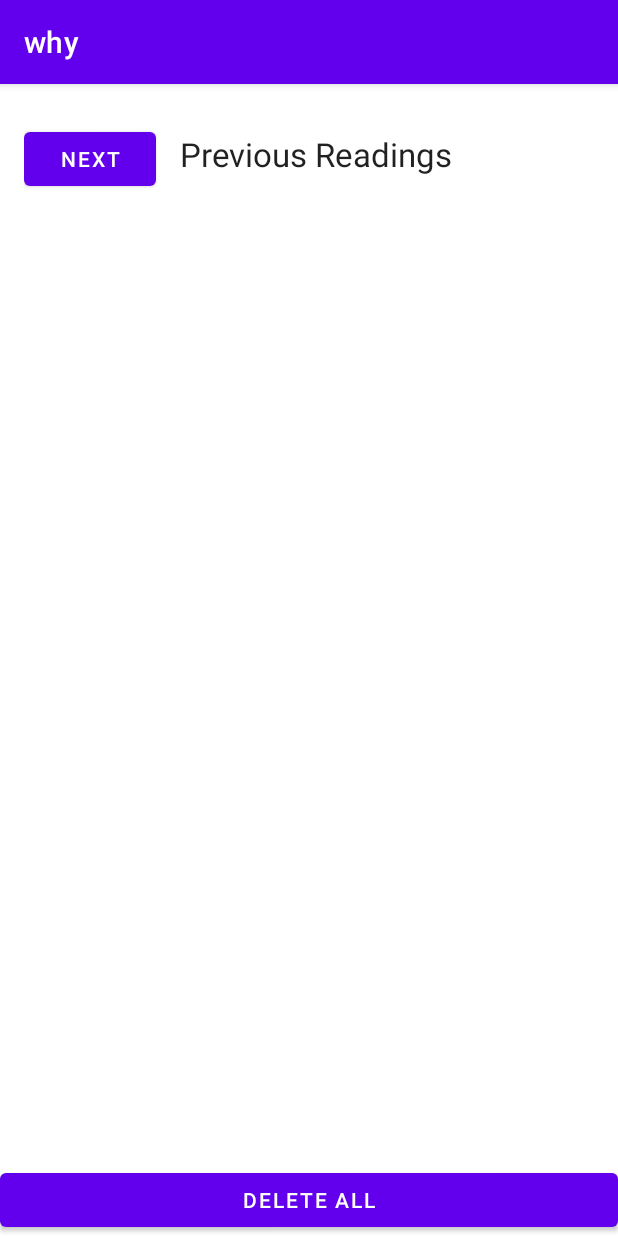
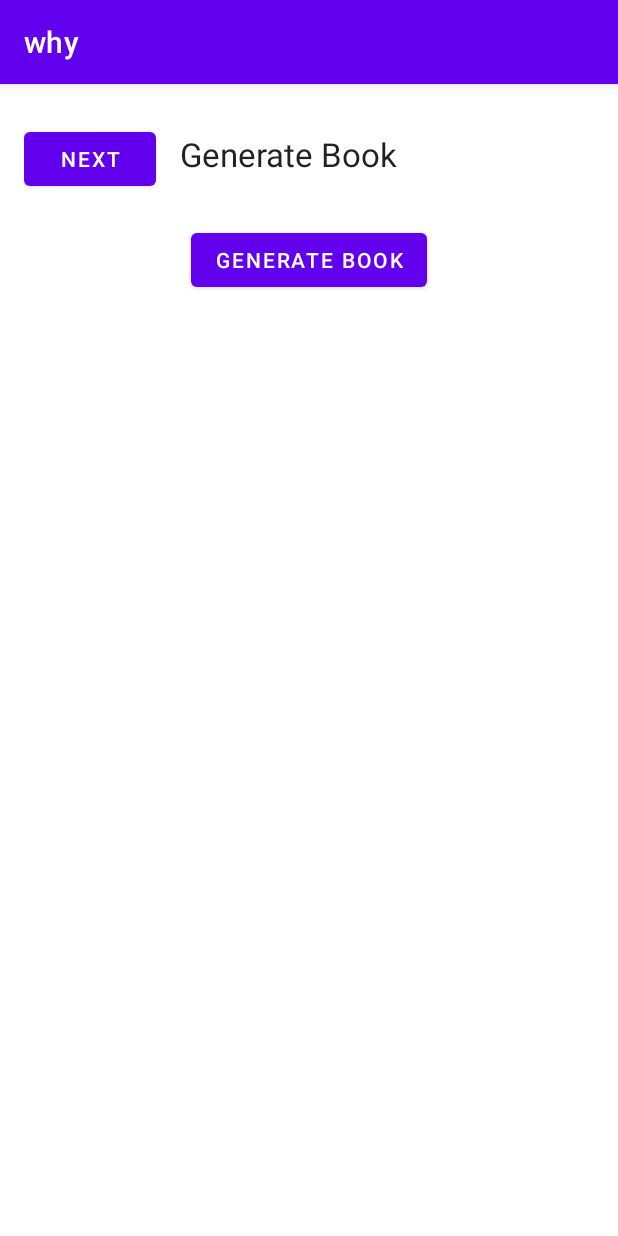
Before and after one commit to ayanahye/mobile-dev-final-project, an Android app: the old screen opened directly, with no data from a screen before it, on a phone screen of 412 x 824 dp. Run offline under Robolectric (Android 15) with nearby library versions, the phone set to English and light mode, and no system bars.

Commit message:
Sixth commit

```diff
--- a/app/src/main/java/com/example/why/MainActivity.java
+++ b/app/src/main/java/com/example/why/MainActivity.java
@@ -17,7 +17,6 @@ import android.widget.Toast;
 import java.util.ArrayList;
 
 public class MainActivity extends AppCompatActivity {
-
     @Override
     protected void onCreate(Bundle savedInstanceState) {
         super.onCreate(savedInstanceState);
--- a/app/src/main/java/com/example/why/old.java
+++ b/app/src/main/java/com/example/why/old.java
@@ -6,8 +6,50 @@ import android.content.Intent;
 import android.os.Bundle;
 import android.view.View;
 import android.widget.Button;
+import android.widget.TextView;
+
+import java.util.Random;
 
 public class old extends AppCompatActivity {
+
+    private String[] bookTitles = {
+            "The Great Gatsby",
+            "To Kill a Mockingbird",
+            "1984",
+            "Brave New World",
+            "The Catcher in the Rye",
+            "Lord of the Flies",
+            "Animal Farm",
+            "Pride and Prejudice",
+            "Jane Eyre",
+            "Wuthering Heights",
+            "The Picture of Dorian Gray",
+            "Dracula",
+            "Frankenstein",
+            "The Adventures of Tom Sawyer",
+            "The Adventures of Huckleberry Finn",
+            "Alice's Adventures in Wonderland",
+            "Through the Looking-Glass",
+            "The War of the Worlds",
+            "The Time Machine",
+            "The Invisible Man",
+            "The Hitchhiker's Guide to the Galaxy",
+            "The Lord of the Rings",
+            "The Hobbit",
+            "The Silmarillion",
+            "A Song of Ice and Fire",
+            "The Name of the Wind",
+            "The Wise Man's Fear",
+            "The Way of Kings",
+            "Words of Radiance"
+    };
+
+    // Define a method to generate a random book title
+    public String generateBookTitle() {
+        Random random = new Random();
+        int index = random.nextInt(bookTitles.length);
+        return bookTitles[index];
+    }
 
     @Override
     protected void onCreate(Bundle savedInstanceState) {
@@ -22,5 +64,18 @@ public class old extends AppCompatActivity {
                 startActivity(intent);
             }
         });
+
+        Button generateButton = findViewById(R.id.generateButton);
+        generateButton.setOnClickListener(new View.OnClickListener() {
+            @Override
+            public void onClick(View v) {
+                // Generate a random book title
+                String bookTitle = generateBookTitle();
+
+                // Display the book title in the text view
+                TextView bookTitleTextView = findViewById(R.id.bookTitleTextView);
+                bookTitleTextView.setText(bookTitle);
+            }
+        });
     }
 }
--- a/app/src/main/res/layout/activity_old.xml
+++ b/app/src/main/res/layout/activity_old.xml
@@ -1,5 +1,4 @@
 <?xml version="1.0" encoding="utf-8"?>
-
 <LinearLayout xmlns:android="http://schemas.android.com/apk/res/android"
     android:id="@+id/bookshelfLayout"
     android:layout_width="match_parent"
@@ -16,38 +15,32 @@
             android:id="@+id/nextButton"
             android:layout_width="wrap_content"
             android:layout_height="wrap_content"
-            android:text="next"/>
+            android:text="next" />
 
         <TextView
             android:id="@+id/titleTextView"
             android:layout_width="match_parent"
             android:layout_height="wrap_content"
             android:padding="16dp"
-            android:text="Previous Readings"
-            android:textAppearance="@style/TextAppearance.AppCompat.Large"/>
-
-    </LinearLayout>
-
-    <ListView
-        android:id="@+id/bookListView"
-        android:layout_width="match_parent"
-        android:layout_height="0dp"
-        android:layout_weight="1"
-        android:scrollbarStyle="outsideOverlay"/>
-
-    <LinearLayout
-        android:layout_width="match_parent"
-        android:layout_height="wrap_content"
-        android:orientation="horizontal"
-        android:padding="16dp">
+            android:text="Generate Book"
+            android:textAppearance="@style/TextAppearance.AppCompat.Large" />
 
     </LinearLayout>
 
     <Button
-        android:id="@+id/deleteAllButton"
+        android:id="@+id/generateButton"
+        android:layout_width="wrap_content"
+        android:layout_height="wrap_content"
+        android:layout_gravity="center_horizontal"
+        android:text="Generate Book" />
+
+    <TextView
+        android:id="@+id/bookTitleTextView"
         android:layout_width="match_parent"
         android:layout_height="wrap_content"
-        android:onClick="deleteAll"
-        android:text="Delete All" />
+        android:layout_marginTop="32dp"
+        android:gravity="center_horizontal"
+        android:textAppearance="@style/TextAppearance.AppCompat.Large"
+        android:textStyle="bold" />
 
 </LinearLayout>
```
